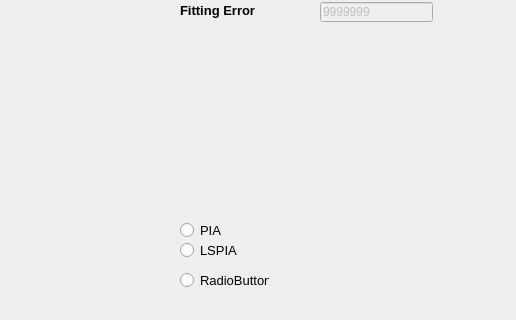
First picture: the form in PIAGUI/PIAGUI/PIAGUI.ui, repository WuWenjie1012/PIA-program, before the edit; both pictures show x 510 to 1026 and y 234 to 554 of the 1026 by 703 pixel window.
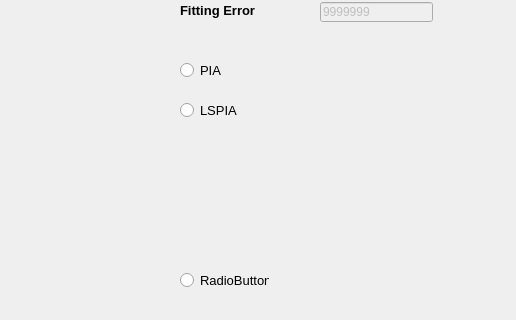
Second picture: the form after the edit. Custom widgets are drawn as their Qt base class.

Diff of the .ui file:
```diff
--- a/PIAGUI/PIAGUI/PIAGUI.ui
+++ b/PIAGUI/PIAGUI/PIAGUI.ui
@@ -28,7 +28,7 @@
     <property name="geometry">
      <rect>
       <x>690</x>
-      <y>420</y>
+      <y>260</y>
       <width>121</width>
       <height>16</height>
      </rect>
@@ -168,7 +168,7 @@
     <property name="geometry">
      <rect>
       <x>690</x>
-      <y>440</y>
+      <y>300</y>
       <width>89</width>
       <height>16</height>
      </rect>
```
Left out of the diff: 4 changed lines with no effect on the pictures.
